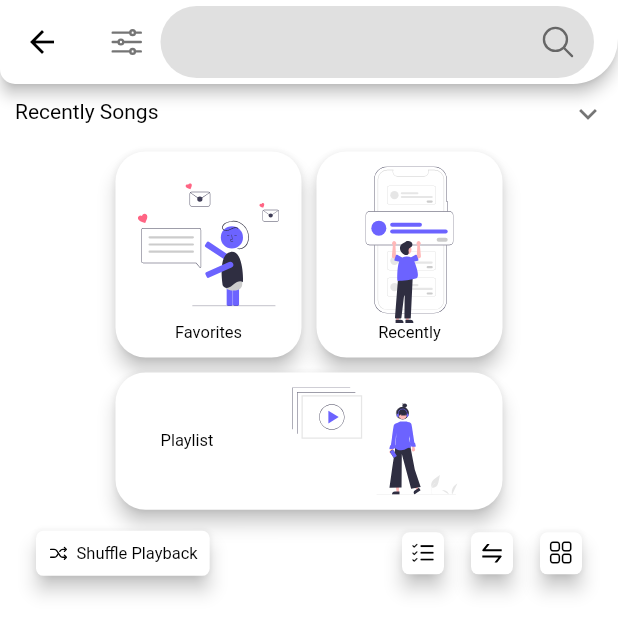
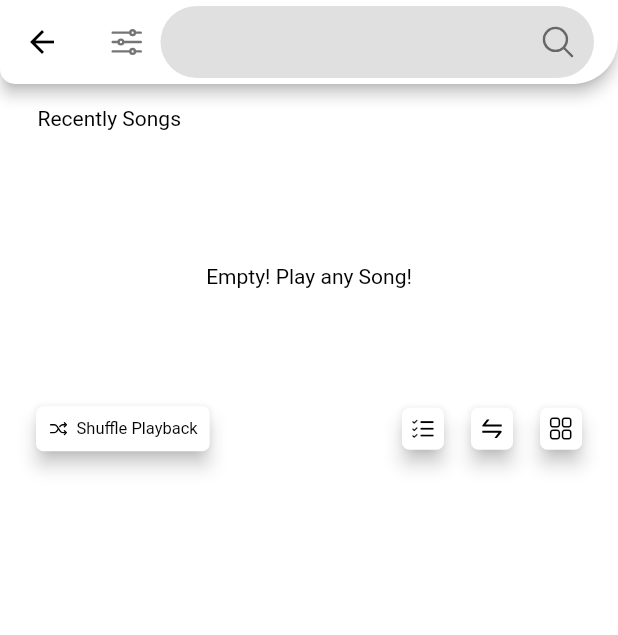
Before and after one commit to ImanGhasemiArani/IGMusic, a Flutter app: the OfflineScreen screen opened directly, on a phone screen of 412 x 824 dp. Shown: the top 635 px of the screen. Run offline on Flutter 3.47's test engine with Material 2 defaults, Android fonts, the phone set to English and light mode, and no system bars; drawn by our look-alikes of auto_size_text, expandable; our stand-ins replace animated_splash_screen, audio_video_progress_bar, double_back_to_close_app, eva_icons_flutter, flutter_font_icons, flutter_remix and 8 more; missing offline and left inert: audio_session, just_audio_web, just_waveform, on_audio_query_web, shared_preferences_web; accounts and stored records are empty.

Commit message:
editing recently songs widget

```diff
--- a/lib/screens/offline/home_screen.dart
+++ b/lib/screens/offline/home_screen.dart
@@ -1,10 +1,10 @@
 import 'package:flutter/material.dart';
 
+import '../../assets/fnt_styles.dart';
 import '../../models/models.dart';
 import '../../util/log.dart';
 import '../../widgets/card/card_item_song.dart';
 import '../../widgets/menu/menu_container_main_boy.dart';
-import '../../widgets/menu/header_home_items.dart';
 import '../../widgets/recently_songs.dart';
 
 class HomeScreen extends StatefulWidget {
@@ -64,7 +64,18 @@ class _HomeScreenState extends State<HomeScreen> {
       width: size.width,
       child: Column(
         children: [
-          const RecentlySong(),
+          GestureDetector(
+              onTap: () {
+                _controller.jumpTo(0);
+              },
+              child: Container(
+                margin:
+                    const EdgeInsets.symmetric(vertical: 15, horizontal: 25),
+                alignment: Alignment.centerLeft,
+                child: Text(
+                    "Recently Songs" + (closeTopLayer ? " (Tap to open)" : ""),
+                    style: FntStyles.recentlyWidgetTextStyle),
+              )),
           AnimatedOpacity(
             duration: const Duration(milliseconds: 300),
             opacity: closeTopLayer ? 0 : 1,
@@ -73,9 +84,8 @@ class _HomeScreenState extends State<HomeScreen> {
                 duration: const Duration(milliseconds: 300),
                 width: size.width,
                 alignment: Alignment.topCenter,
-                height:
-                    closeTopLayer ? 0 : size.height / 9 + size.height / 6 + 25,
-                child: const HeaderHomeItems()),
+                height: closeTopLayer ? 0 : size.height * 0.2,
+                child: const RecentlySong()),
           ),
           const MenuContainerMainBody(),
           Expanded(
--- a/lib/widgets/recently_songs.dart
+++ b/lib/widgets/recently_songs.dart
@@ -1,4 +1,3 @@
-import 'package:expandable/expandable.dart';
 import 'package:flutter/material.dart';
 
 import '../assets/fnt_styles.dart';
@@ -12,22 +11,13 @@ class RecentlySong extends StatelessWidget {
   @override
   Widget build(BuildContext context) {
     var size = MediaQuery.of(context).size;
-    return ValueListenableBuilder<int>(
+    return SizedBox(
+      height: size.height * 0.2,
+      width: size.width,
+      child: ValueListenableBuilder<int>(
           valueListenable: AudioManager().recentlySongsNotifier,
           builder: (_, value, __) {
-          return ExpandablePanel(
-            header: Padding(
-              padding: const EdgeInsets.symmetric(vertical: 10, horizontal: 10),
-              child: Text("Recently Songs",
-                  style: FntStyles.recentlyWidgetTextStyle),
-            ),
-            collapsed: Container(),
-            controller: ExpandableController(
-                initialExpanded: UserData().recentlyPlayedSongs.isNotEmpty),
-            expanded: SizedBox(
-              height: size.height * 0.2,
-              width: size.width,
-              child: UserData().recentlyPlayedSongs.isEmpty
+            return UserData().recentlyPlayedSongs.isEmpty
                 ? Center(
                     child: Text("Empty! Play any Song!",
                         style: FntStyles.recentlyWidgetTextStyle),
@@ -43,9 +33,8 @@ class RecentlySong extends StatelessWidget {
                           index: index,
                           audioMetadata: UserData().getSongBy(
                               id: UserData().recentlyPlayedSongs[index])!);
+                    });
           }),
-            ),
     );
-        });
   }
 }
```
Also changed, not shown: 1 other file. Lines whose indentation alone changed are shown as unchanged.
